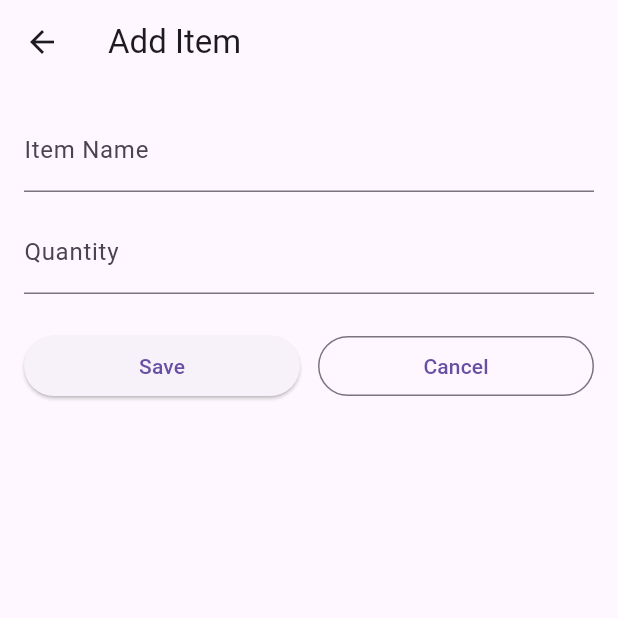
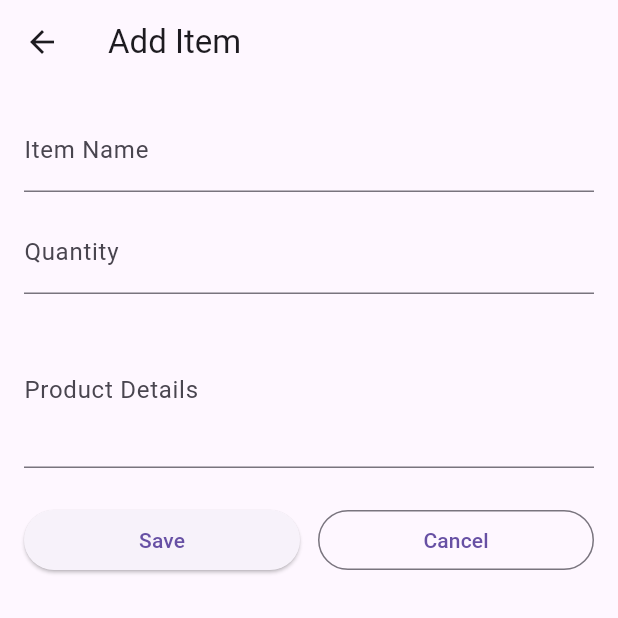
Before and after one commit to 21gcs23/shopping-list, a Flutter app: the AddItemScreen screen opened by its route, on a phone screen of 412 x 824 dp, the top half of it. Run offline on Flutter 3.47's test engine with Material 3 defaults, Android fonts, the phone set to English and light mode, and no system bars.

Commit message:
feat: Enhance ShoppingItem model to include product details and update related screens

```diff
--- a/lib/models/item.dart
+++ b/lib/models/item.dart
@@ -2,10 +2,12 @@ class ShoppingItem {
   final String id;
   final String name;
   final int quantity;
+  final String details;
 
   ShoppingItem({
     required this.id,
     required this.name,
     required this.quantity,
+    this.details = '',
   });
 }
--- a/lib/providers/shopping_provider.dart
+++ b/lib/providers/shopping_provider.dart
@@ -9,8 +9,8 @@ class ShoppingProvider extends ChangeNotifier {
 
   final _uuid = Uuid();
 
-  void addItem({required String name, required int quantity}) {
-    final item = ShoppingItem(id: _uuid.v4(), name: name, quantity: quantity);
+  void addItem({required String name, required int quantity, String details = ''}) {
+    final item = ShoppingItem(id: _uuid.v4(), name: name, quantity: quantity, details: details);
     _items.add(item);
     notifyListeners();
   }
--- a/lib/screens/add_item_screen.dart
+++ b/lib/screens/add_item_screen.dart
@@ -14,11 +14,13 @@ class _AddItemScreenState extends State<AddItemScreen> {
   final _formKey = GlobalKey<FormState>();
   final _nameCtrl = TextEditingController();
   final _qtyCtrl = TextEditingController();
+  final _detailsCtrl = TextEditingController();
 
   @override
   void dispose() {
     _nameCtrl.dispose();
     _qtyCtrl.dispose();
+    _detailsCtrl.dispose();
     super.dispose();
   }
 
@@ -26,8 +28,9 @@ class _AddItemScreenState extends State<AddItemScreen> {
     if (!_formKey.currentState!.validate()) return;
     final name = _nameCtrl.text.trim();
     final qty = int.tryParse(_qtyCtrl.text.trim()) ?? 0;
+    final details = _detailsCtrl.text.trim();
     Provider.of<ShoppingProvider>(context, listen: false)
-        .addItem(name: name, quantity: qty);
+        .addItem(name: name, quantity: qty, details: details);
     Navigator.pop(context);
   }
 
@@ -69,6 +72,16 @@ class _AddItemScreenState extends State<AddItemScreen> {
                   return null;
                 },
               ),
+              const SizedBox(height: 12),
+              TextFormField(
+                controller: _detailsCtrl,
+                decoration: const InputDecoration(
+                  labelText: 'Product Details',
+                  hintText: 'Enter product description or details',
+                ),
+                maxLines: 3,
+                keyboardType: TextInputType.multiline,
+              ),
               const SizedBox(height: 24),
               Row(
                 children: [
```
Also changed, not shown: lib/screens/item_detail_screen.dart (+19 -0 lines).
